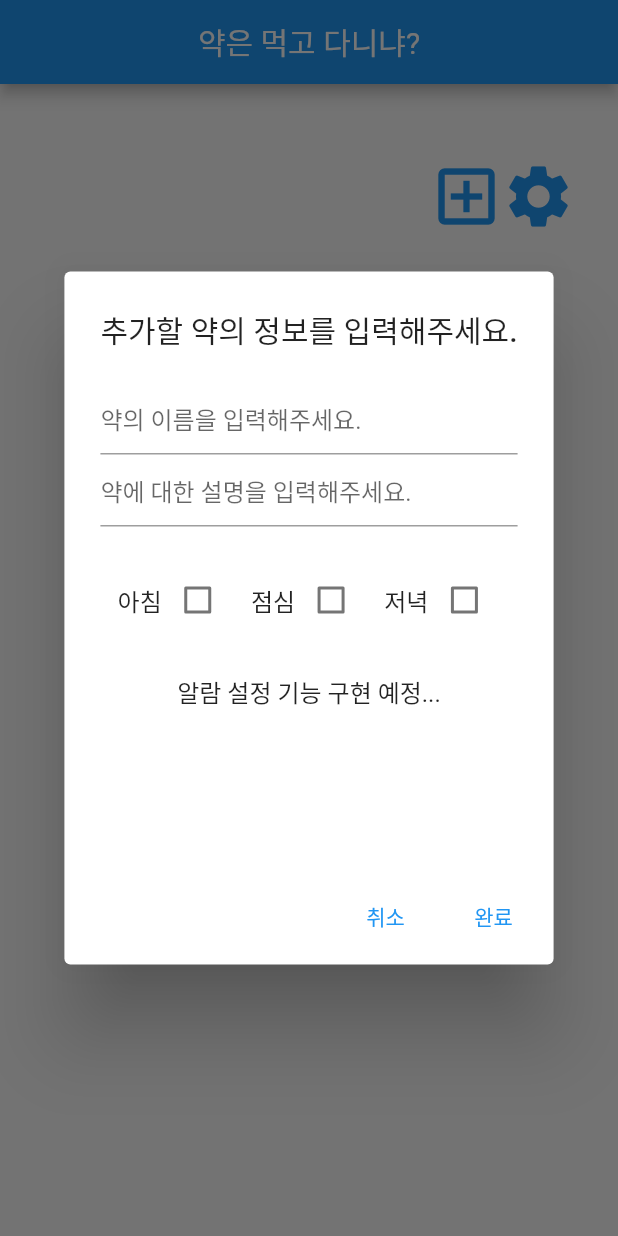
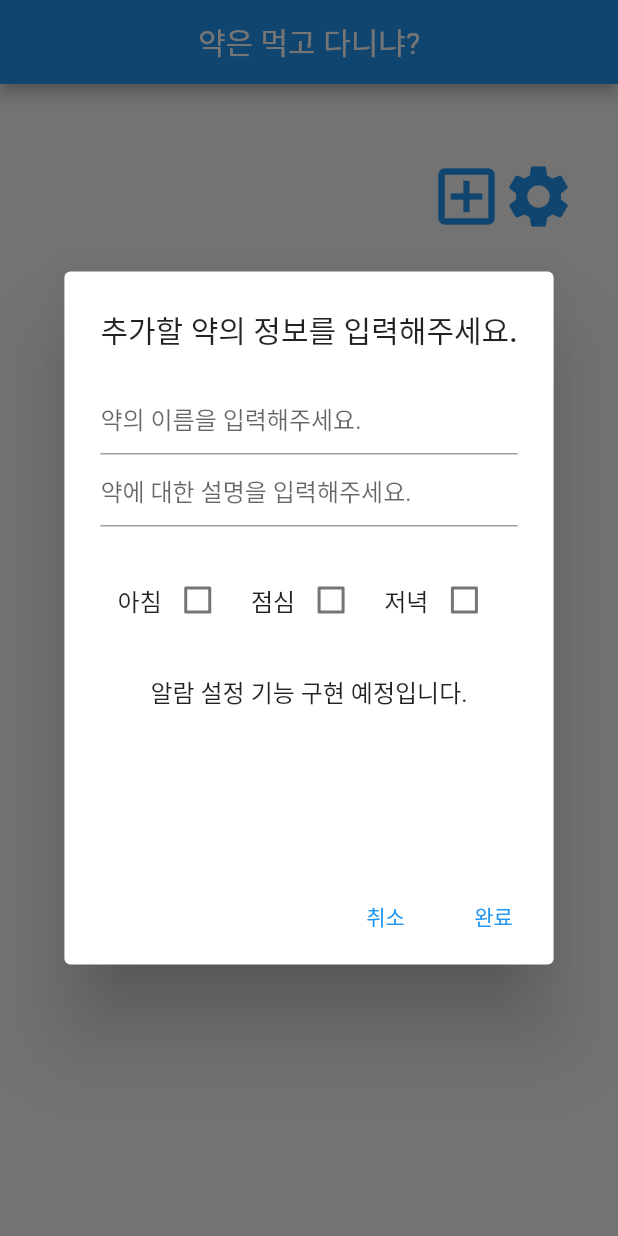
Before and after one commit to Noob-Gallon/Medicine_Checking_Alarm_App, a Flutter app: the screen it shows after launch, after a tap on the "add box" icon, on a phone screen of 412 x 824 dp. Run offline on Flutter 3.47's test engine with Material 2 defaults, Android fonts, the phone set to English and light mode, and no system bars.

Commit message:
2023.03.07
Checking github processing...

```diff
--- a/lib/screens/home_screen.dart
+++ b/lib/screens/home_screen.dart
@@ -184,7 +184,7 @@ class _HomeScreenState extends State<HomeScreen> {
                   ),
                   const Center(
                     child: Text(
-                      '알람 설정 기능 구현 예정...',
+                      '알람 설정 기능 구현 예정입니다.',
                     ),
                   ),
                 ],
```
